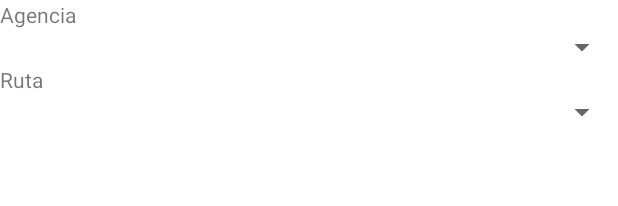
After one commit to tyronfonseca/RouteRecorder, an Android app: the layout dialog_select_route.xml on its own in the app's theme, with its tools: preview values and no code run, on a phone screen of 412 x 824 dp. The commit adds this screen. Shown: the top 206 px of the screen. Run offline under Robolectric (Android 15) with nearby library versions, the phone set to English and light mode, and no system bars.

Commit message:
Added option to select Agency and Route

```diff
--- a/app/src/main/java/com/tf/routerrecorder/Database/DAO/AgencyDao.java
+++ b/app/src/main/java/com/tf/routerrecorder/Database/DAO/AgencyDao.java
@@ -16,6 +16,9 @@ public interface AgencyDao {
     @Query("SELECT * FROM agency")
     List<Agency> getAll();
 
+    @Query("SELECT agency_id FROM agency")
+    List<String> getIdAll();
+
     @Query("SELECT * FROM Agency WHERE agency_id IN (:AgencyIds)")
     List<Agency> loadAllByIds(int[] AgencyIds);
 
@@ -27,4 +30,7 @@ public interface AgencyDao {
 
     @Delete
     void delete(Agency agency);
+
+    @Insert(onConflict = OnConflictStrategy.REPLACE)
+    void insertAgency(Agency agency);
 }
--- a/app/src/main/java/com/tf/routerrecorder/Database/DAO/RouteDao.java
+++ b/app/src/main/java/com/tf/routerrecorder/Database/DAO/RouteDao.java
@@ -1,5 +1,6 @@
 package com.tf.routerrecorder.Database.DAO;
 
+import androidx.lifecycle.LiveData;
 import androidx.room.Dao;
 import androidx.room.Delete;
 import androidx.room.Insert;
@@ -28,4 +29,7 @@ public interface  RouteDao {
 
     @Delete
     void delete(Route route);
+
+    @Query("Select route_id FROM route WHERE agency_id = :agency")
+    List<String> getRoutesIdByAgency(String agency);
 }
--- /dev/null
+++ b/app/src/main/res/layout/dialog_select_route.xml
@@ -0,0 +1,29 @@
+<?xml version="1.0" encoding="utf-8"?>
+<LinearLayout xmlns:android="http://schemas.android.com/apk/res/android"
+    android:layout_width="match_parent"
+    android:layout_height="match_parent"
+    android:orientation="vertical">
+
+    <!-- Agencia -->
+    <TextView
+        android:layout_width="match_parent"
+        android:layout_height="wrap_content"
+        android:text="Agencia"/>
+    <Spinner
+        android:id="@+id/spinner_agency"
+        android:layout_width="match_parent"
+        android:layout_height="wrap_content"
+        android:spinnerMode="dropdown"
+        />
+    <!-- Ruta -->
+    <TextView
+        android:layout_width="match_parent"
+        android:layout_height="wrap_content"
+        android:text="Ruta"/>
+    <Spinner
+        android:id="@+id/spinner_route"
+        android:layout_width="match_parent"
+        android:layout_height="wrap_content"
+        android:spinnerMode="dropdown"
+        />
+</LinearLayout>
--- a/app/src/main/res/menu/main_menu.xml
+++ b/app/src/main/res/menu/main_menu.xml
@@ -5,6 +5,10 @@
         android:title="Cargar GTFS (.zip)">
     </item>
     <item
+        android:id="@+id/action_select"
+        android:title="Seleccionar ruta">
+    </item>
+    <item
         android:id="@+id/action_clean"
         android:title="Limpiar ruta">
     </item>
```
Also changed, not shown: app/src/main/java/com/tf/routerrecorder/MainActivity.java (+103 -0 lines).
